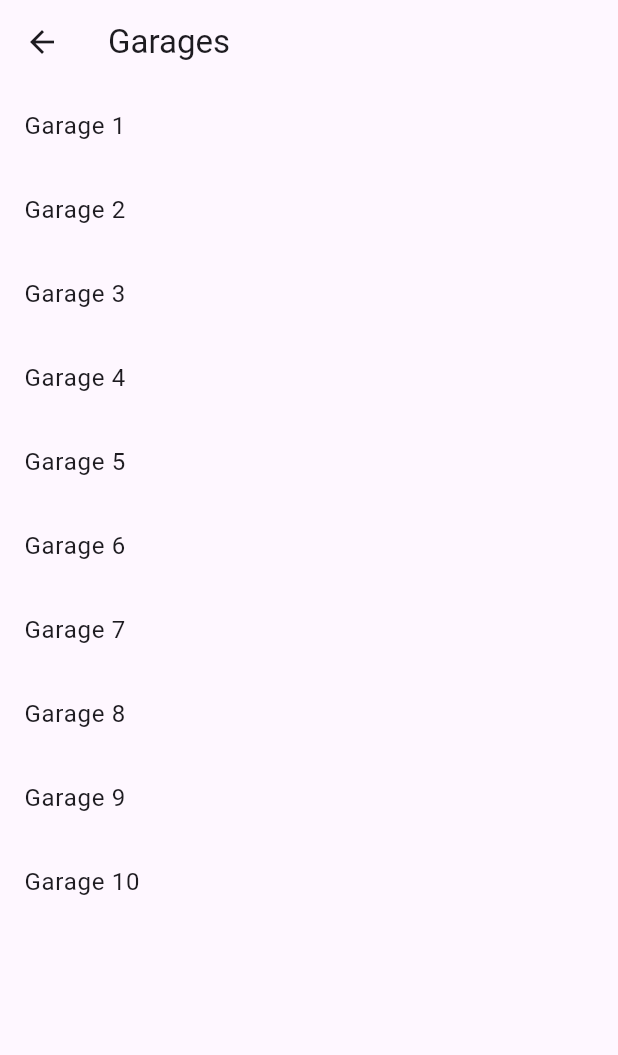
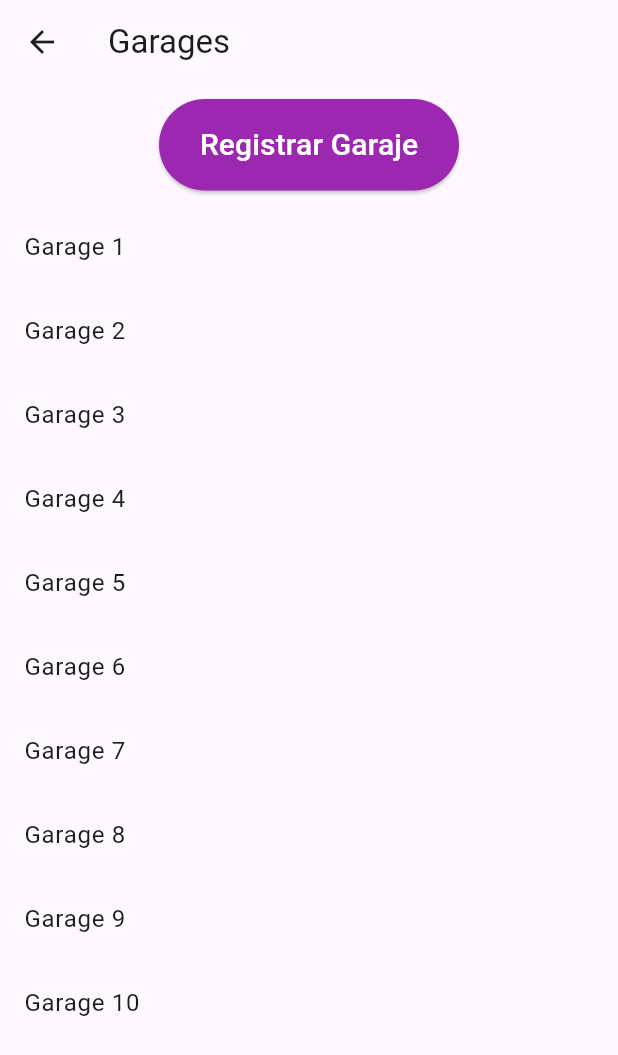
Before and after one commit to lordvader991/ParkFinderMobile, a Flutter app: the GaragesScreen screen opened directly, on a phone screen of 412 x 824 dp. Shown: the top 1055 px of the screen. Run offline on Flutter 3.47's test engine with Material 3 defaults, Android fonts, the phone set to English and light mode, and no system bars; our stand-ins replace geolocator, google_maps_flutter, permission_handler.

Commit message:
registrar garaje

```diff
--- a/lib/views/screen_user/garages_screen.dart
+++ b/lib/views/screen_user/garages_screen.dart
@@ -1,4 +1,5 @@
 import 'package:flutter/material.dart';
+import 'package:parkfinder/views/screen_user/garage_register_screen.dart';
 
 class GaragesScreen extends StatelessWidget {
     @override
@@ -7,17 +8,44 @@
             appBar: AppBar(
                 title: Text('Garages'),
             ),
-      body: ListView.builder(
-        itemCount: 10, // Replace with the actual number of items in your list
+            body: Column(
+                children: <Widget>[
+            const SizedBox(height: 10),
+                    Container(
+                        width: 200,
+                        child: ElevatedButton(
+                        onPressed: () {
+                            Navigator.push(
+                            context,
+                            MaterialPageRoute(builder: (context) => RegisterGarageScreen()),
+                            );
+                        },
+                        style: ElevatedButton.styleFrom(
+                            shape: const StadiumBorder(),
+                            padding: const EdgeInsets.symmetric(vertical: 16),
+                            backgroundColor: Colors.purple,
+                        ),
+                        child: const Text(
+                            "Registrar Garaje",
+                            style: TextStyle(fontSize: 20, color: Colors.white),
+                        ),
+                        ),
+                    ),
+                    const SizedBox(height: 10),
+                    Expanded(
+                        child: ListView.builder(
+                            itemCount: 10,
                             itemBuilder: (context, index) {
                                 return ListTile(
                                     title: Text('Garage ${index + 1}'),
                                     onTap: () {
-              // Handle item tap here
                                     },
                                 );
                             },
                         ),
+                    ),
+                ],
+            ),
         );
     }
 }
--- a/lib/views/screen_user/map_screen.dart
+++ b/lib/views/screen_user/map_screen.dart
@@ -53,6 +53,7 @@
   @override
   Widget build(BuildContext context) {
     return MaterialApp(
+    debugShowCheckedModeBanner: false,
       home: Scaffold(
         body: GoogleMap(
           onMapCreated: _onMapCreated,
--- a/lib/views/screen_user/navigation_bar.dart
+++ b/lib/views/screen_user/navigation_bar.dart
@@ -63,7 +63,7 @@
               label: 'Mis Garajes',
             ),
           ],
-          backgroundColor: Color.fromARGB(164, 171, 39, 220),
+          backgroundColor: Colors.purple,
           elevation: 20,
           selectedLabelStyle: TextStyle(color: Colors.white),
           unselectedLabelStyle: TextStyle(color: Colors.white.withOpacity(0.7)),
```
Also changed, not shown: lib/views/screen_user/garage_register_screen.dart (added, +102 -0 lines), lib/views/screen_owner/screen_user/screen_user.dart (deleted). Lines whose indentation alone changed are shown as unchanged.
